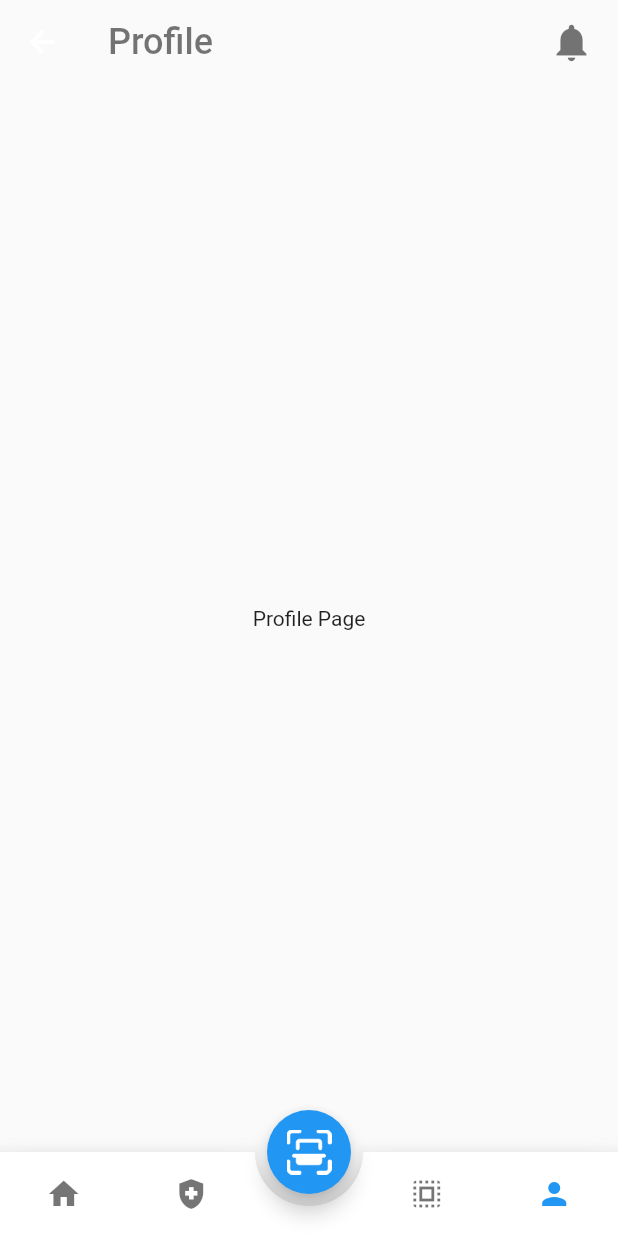
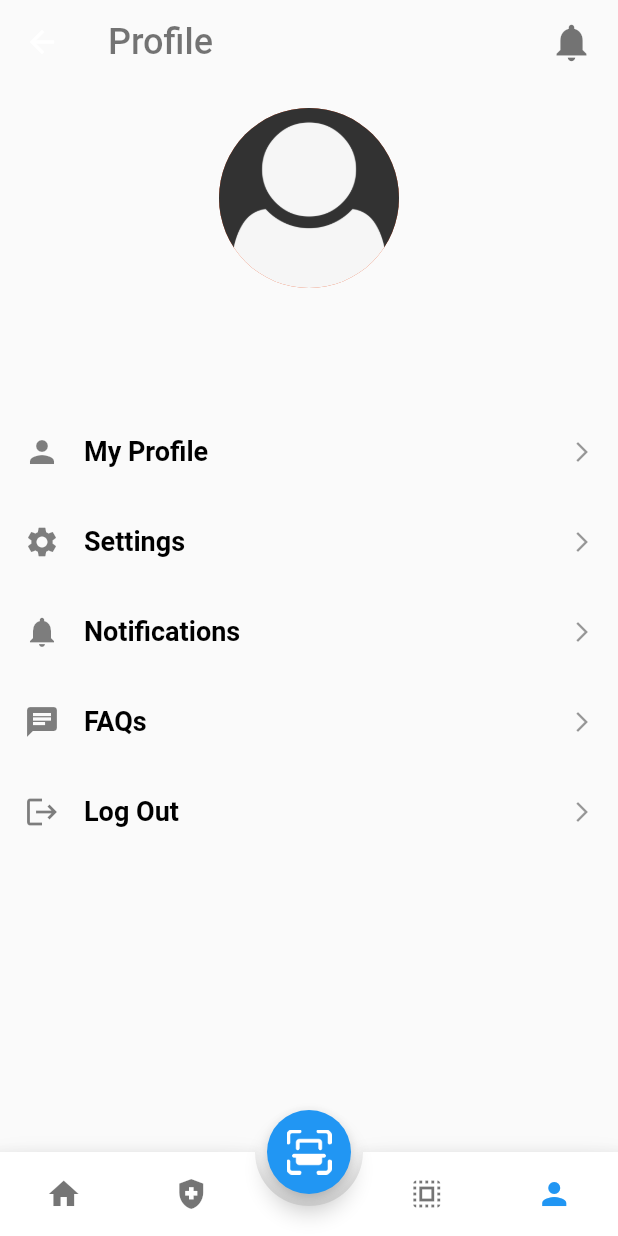
Before and after one commit to AsishGokarakonda/Flutter-Crop-Detection, a Flutter app: the HomePage screen opened by its route, item 4 of the bottom bar chosen, on a phone screen of 412 x 824 dp. Run offline on Flutter 3.47's test engine with Material 2 defaults, Android fonts, the phone set to English and light mode, and no system bars; drawn by our look-alikes of animated_bottom_navigation_bar; our stand-ins replace flutter_secure_storage, font_awesome_flutter, image_picker, modal_progress_hud_nsn, smooth_page_indicator; accounts and stored records are empty.

Commit message:
profile page done

```diff
--- a/lib/HomePage.dart
+++ b/lib/HomePage.dart
@@ -83,7 +83,7 @@ class _HomePageState extends State<HomePage> {
     final storage = FlutterSecureStorage();
     var jwt = await storage.read(key: 'jwt');
     // pass jwt token in the header
-    var response = await http.get(Uri.parse('http://10.196.9.193:8000/api/getcrop/'), headers: {
+    var response = await http.get(Uri.parse('http://10.196.12.31:8000/api/getcrop/'), headers: {
       'jwt': jwt!,
     });
     print(response.body);
--- /dev/null
+++ b/lib/models/user.dart
@@ -0,0 +1,23 @@
+class User{
+
+  final int id;
+  final String username;
+  final String name;
+  final String email;
+
+  User({
+    required this.id,
+    required this.username,
+    required this.name,
+    required this.email,
+  });
+
+  static User? fromJson(data) {
+    return User(
+      id: data['id'],
+      username: data['username'],
+      name: data['name'],
+      email: data['email'],
+    );
+  }
+}
--- a/lib/screens/home/profile_page.dart
+++ b/lib/screens/home/profile_page.dart
@@ -1,6 +1,11 @@
+import 'dart:convert';
+
 import 'package:flutter/material.dart';
 import 'package:flutter/src/foundation/key.dart';
 import 'package:flutter/src/widgets/framework.dart';
+import 'package:crop_recommend/models/user.dart';
+import 'package:flutter_secure_storage/flutter_secure_storage.dart';
+import 'package:http/http.dart' as http;
 
 class ProfilePage extends StatefulWidget {
   const ProfilePage({Key? key}) : super(key: key);
@@ -10,11 +15,189 @@ class ProfilePage extends StatefulWidget {
 }
 
 class _ProfilePageState extends State<ProfilePage> {
+  User? userdetails;
+
+  Future getUserDetails() async {
+    final storage = FlutterSecureStorage();
+    final jwt = await storage.read(key: 'jwt');
+    var response = await http.get(
+      Uri.parse('http://10.196.12.31:8000/api/user/'), headers: {
+        'jwt': jwt!,
+      });
+    print(response.body);
+    var data = json.decode(response.body);
+    // store the user details in userdetails variable
+    userdetails = User.fromJson(data);
+    setState(() {
+      userdetails = userdetails;
+    });
+    print(userdetails!.name);
+  }
+
+  @override
+  void initState() {
+    // TODO: implement initState
+    print("hello");
+    getUserDetails();
+    super.initState();
+  }
+  @override
+Widget build(BuildContext context) {
+    Size size = MediaQuery.of(context).size;
+    return Scaffold(
+        body: SingleChildScrollView(
+      child: Container(
+        padding: const EdgeInsets.all(16),
+        height: size.height,
+        width: size.width,
+        child: Column(
+          crossAxisAlignment: CrossAxisAlignment.center,
+          children: [
+            Container(
+              width: 150,
+              child: const CircleAvatar(
+                radius: 60,
+                backgroundImage: ExactAssetImage('assets/profile/profile.png'),
+              ),
+              decoration: BoxDecoration(
+                shape: BoxShape.circle,
+
+              ),
+            ),
+            const SizedBox(
+              height: 10,
+            ),
+            // SizedBox(
+            //   width: size.width * .3,
+            //   child: Row(
+            //     children: [
+            //       Text(
+            //         'John Doe',
+            //         style: TextStyle(
+            //           color: Colors.black12,
+            //           fontSize: 20,
+            //         ),
+            //       ),
+            //     ],
+            //   ),
+            // ),
+            // Text(
+            //   'johndoe@gmail.com',
+            //   style: TextStyle(
+            //     color: Colors.black.withOpacity(.3),
+            //   ),
+            // ),
+
+            // show user details after fetching from api
+            Text(
+              userdetails?.name ?? 'loading',
+              style: const TextStyle(
+                color: Colors.black12,
+                fontSize: 20,
+              ),
+            ),
+            Text(
+              userdetails?.email ?? 'loading',
+              style: TextStyle(
+                color: Colors.black.withOpacity(.3),
+              ),
+            ),
+
+
+            const SizedBox(
+              height: 30,
+            ),
+            SizedBox(
+              height: size.height * .5,
+              width: size.width,
+              child: Column(
+                crossAxisAlignment: CrossAxisAlignment.center,
+                children: const [
+                  ProfileWidget(
+                    icon: Icons.person,
+                    title: 'My Profile',
+                  ),
+                  ProfileWidget(
+                    icon: Icons.settings,
+                    title: 'Settings',
+                  ),
+                  ProfileWidget(
+                    icon: Icons.notifications,
+                    title: 'Notifications',
+                  ),
+                  ProfileWidget(
+                    icon: Icons.chat,
+                    title: 'FAQs',
+                  ),
+                  ProfileWidget(
+                    icon: Icons.logout,
+                    title: 'Log Out',
+                  ),
+                ],
+              ),
+            ),
+          ],
+        ),
+      ),
+    ));
+  }
+}
+
+
+
+// make ProfileWidget
+
+class ProfileWidget extends StatelessWidget {
+  const ProfileWidget({
+    Key? key,
+    required this.icon,
+    required this.title,
+  }) : super(key: key);
+
+  final IconData icon;
+  final String title;
+
   @override
   Widget build(BuildContext context) {
-    return const Scaffold(
-      body: Center(
-        child: Text('Profile Page'),
+    return GestureDetector(
+      // if title is Log Out then navigate to login page
+      onTap: title == 'Log Out'
+          ? () {
+              Navigator.pushNamed(context, '/login');
+            }
+          : () {},
+      child: Container(
+        padding: const EdgeInsets.symmetric(vertical: 18),
+        child: Row(
+          mainAxisAlignment: MainAxisAlignment.spaceBetween,
+          children: [
+            Row(
+              children: [
+                Icon(
+                  icon,
+                  color: Colors.black.withOpacity(.5),
+                  size: 24,
+                ),
+                const SizedBox(
+                  width: 16,
+                ),
+                Text(
+                  title,
+                  style: TextStyle(
+                    color: Colors.black,
+                    fontSize: 18,
+                    fontWeight: FontWeight.w600,
+                  ),
+                ),
+              ],
+            ),
+            Icon(
+              Icons.arrow_forward_ios,
+              color: Colors.black.withOpacity(.4),
+              size: 16,
+            )
+          ],
+        ),
       ),
     );
   }
--- a/lib/screens/home/root_page.dart
+++ b/lib/screens/home/root_page.dart
@@ -21,7 +21,7 @@ class _RootPageState extends State<RootPage> {
       var jwt = await storage.read(key: 'jwt');
       // pass jwt token in the header
       var response = await http
-          .get(Uri.parse('http://10.196.10.195:8000/api/getcrop/'), headers: {
+          .get(Uri.parse('http://10.196.12.31:8000/api/getcrop/'), headers: {
         'jwt': jwt!,
       });
       crops = [];
@@ -38,6 +38,9 @@ class _RootPageState extends State<RootPage> {
         crops.add(p);
       });
       print(crops.length);
+      setState(() {
+        crops = crops;
+      });
       return crops;
     } catch (e) {
       print(e);
--- a/lib/screens/home/scan_page.dart
+++ b/lib/screens/home/scan_page.dart
@@ -37,7 +37,7 @@ class _ScanPageState extends State<ScanPage> {
       showspinner = true;
     });
     var request = http.MultipartRequest(
-        'POST', Uri.parse('http://10.196.10.195:8000/api/addcrop/'));
+        'POST', Uri.parse('http://10.196.12.31:8000/api/addcrop/'));
     // get jwt token from secure storage
     final storage = FlutterSecureStorage();
     var jwt = await storage.read(key: 'jwt');
@@ -62,6 +62,17 @@ class _ScanPageState extends State<ScanPage> {
     print(request.files);
     var response = await request.send();
     print(response.statusCode);
+    // save the image in images folder using imagepicker
+    // get image path and keep it in a variable
+    final pickedFile = await picker.pickImage(source: ImageSource.gallery);
+    if (pickedFile != null) {
+      setState(() {
+        image = File(pickedFile.path);
+      });
+    } else {
+      print('No Image Selected');
+    }
+
     setState(() {
       showspinner = false;
     });
--- a/lib/screens/signing/login_page.dart
+++ b/lib/screens/signing/login_page.dart
@@ -147,7 +147,7 @@ class _LoginPageState extends State<LoginPage> {
                       // if there is no error in the form then send the data to the server
                       if (_formkey.currentState!.validate()) {
                         // if there is no error in the form then send the data to the server
-                        const url = "http://10.196.10.195:8000/api/login/";
+                        const url = "http://10.196.12.31:8000/api/login/";
                         // if server is not running then show error message
 
                         http.post(Uri.parse(url), body: {
--- a/lib/screens/signing/signup_page.dart
+++ b/lib/screens/signing/signup_page.dart
@@ -150,7 +150,7 @@ class _SignupPageState extends State<SignupPage> {
                           onPressed: () {
                             // 10.196.10.23
                             _validationcheck();
-                            const url = "http://10.196.10.23:8000/api/register/";
+                            const url = "http://10.196.10.195:8000/api/register/";
                             http.post(Uri.parse(url), body: {
                               "username": username,
                               "name":name,
--- a/pubspec.yaml
+++ b/pubspec.yaml
@@ -70,7 +70,7 @@ flutter:
     - assets/signup/
     - assets/home/
     - images/crops/
-
+    - assets/profile/
   # An image asset can refer to one or more resolution-specific "variants", see
   # https://flutter.dev/assets-and-images/#resolution-aware
 
```
Also changed, not shown: assets/profile/profile.png (added).
